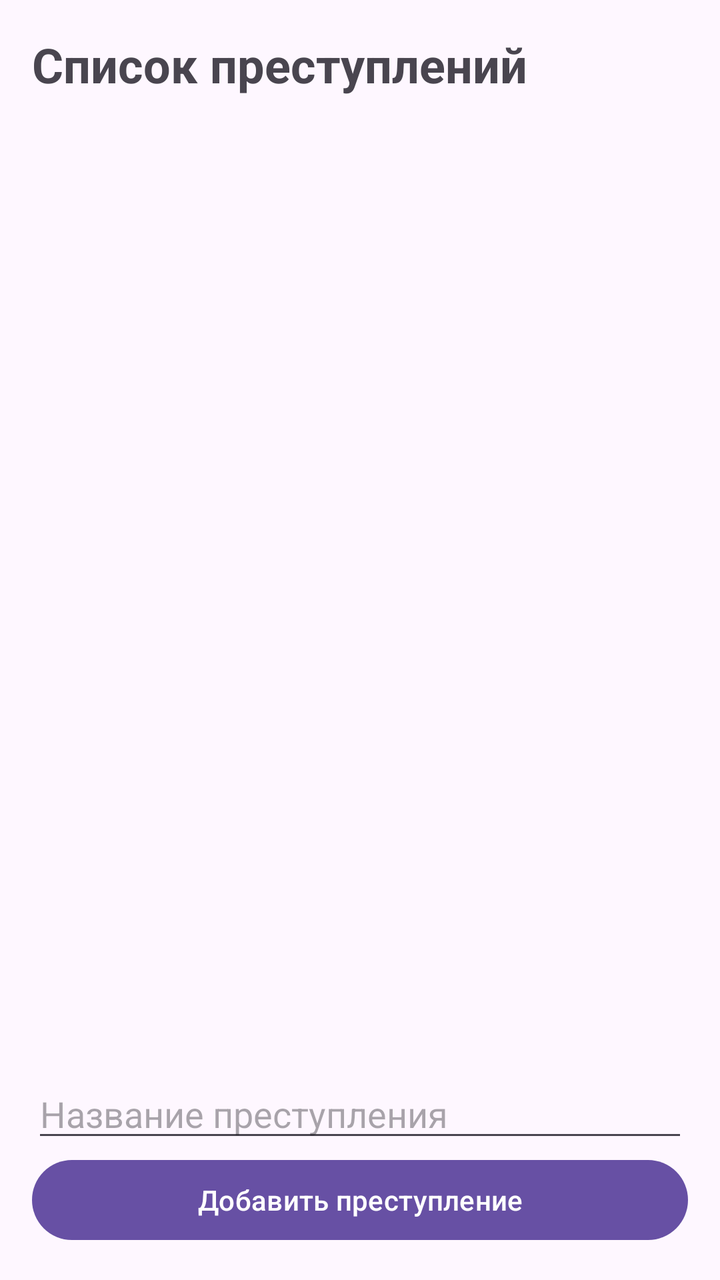
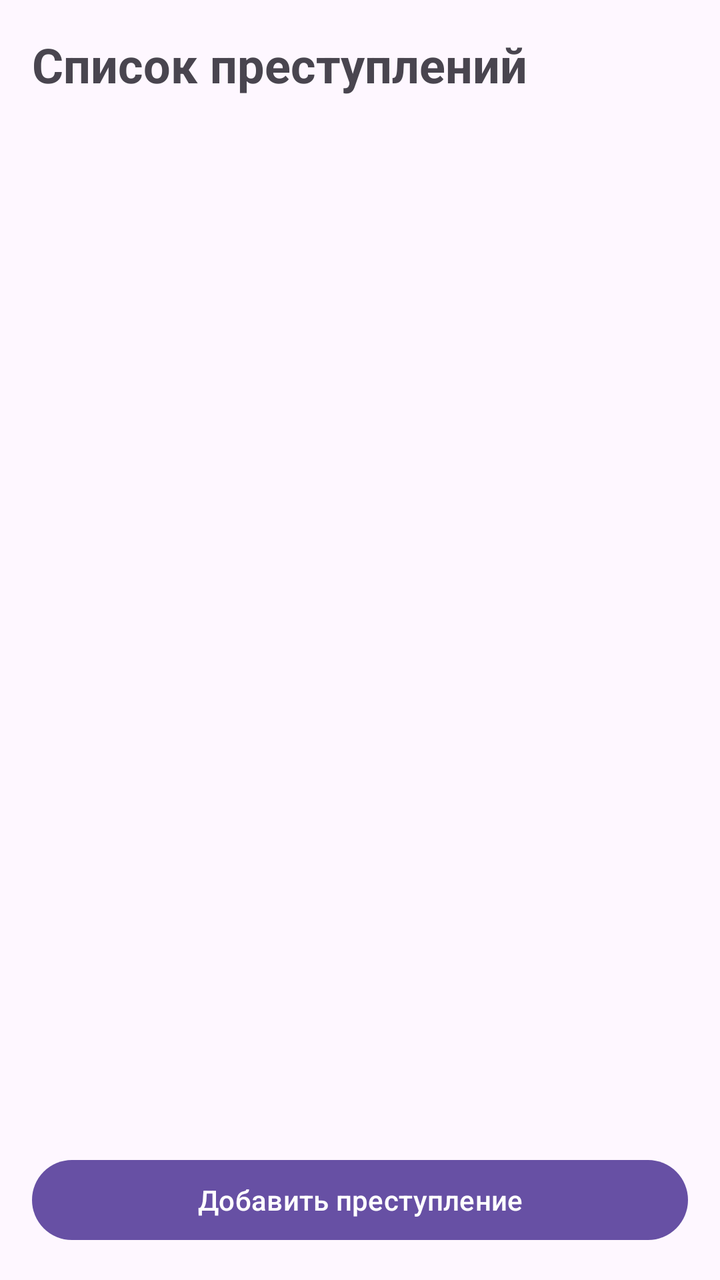

The first picture is an Android layout as it rendered before a commit; the second is the same layout after the commit. The layout source and the unified diff follow.
<!-- AndroidManifest.xml: application theme Theme.PractRoom_Bodroff_pr32 -->
<!-- res/layout/fragment_crime_list.xml -->
<?xml version="1.0" encoding="utf-8"?>
<LinearLayout xmlns:android="http://schemas.android.com/apk/res/android"
    android:layout_width="match_parent"
    android:layout_height="match_parent"
    android:orientation="vertical"
    android:padding="16dp">

    <TextView
        android:layout_width="match_parent"
        android:layout_height="wrap_content"
        android:text="Список преступлений"
        android:textSize="24sp"
        android:textStyle="bold"
        android:paddingBottom="16dp" />

    <androidx.recyclerview.widget.RecyclerView
        android:id="@+id/crime_recycler_view"
        android:layout_width="match_parent"
        android:layout_height="wrap_content"
        android:layout_weight="1" />


    <EditText
        android:id="@+id/crime_title_input"
        android:layout_width="match_parent"
        android:layout_height="wrap_content"
        android:hint="Название преступления" />

    <Button
        android:id="@+id/add_crime_button"
        android:layout_width="match_parent"
        android:layout_height="wrap_content"
        android:text="Добавить преступление" />


</LinearLayout>
<!-- resources referenced by this layout -->
<resources>
  <style name="Theme.PractRoom_Bodroff_pr32" parent="Base.Theme.PractRoom_Bodroff_pr32" />
  <style name="Base.Theme.PractRoom_Bodroff_pr32" parent="Theme.Material3.DayNight.NoActionBar">
          
          
      </style>
</resources>

<!-- the commit's change to res/layout/fragment_crime_list.xml (unified diff, before → after) -->
@@ -16,15 +16,8 @@
     <androidx.recyclerview.widget.RecyclerView
         android:id="@+id/crime_recycler_view"
         android:layout_width="match_parent"
-        android:layout_height="wrap_content"
+        android:layout_height="0dp"
         android:layout_weight="1" />
-
-
-    <EditText
-        android:id="@+id/crime_title_input"
-        android:layout_width="match_parent"
-        android:layout_height="wrap_content"
-        android:hint="Название преступления" />
 
     <Button
         android:id="@+id/add_crime_button"
@@ -32,5 +25,4 @@
         android:layout_height="wrap_content"
         android:text="Добавить преступление" />
 
-
 </LinearLayout>
